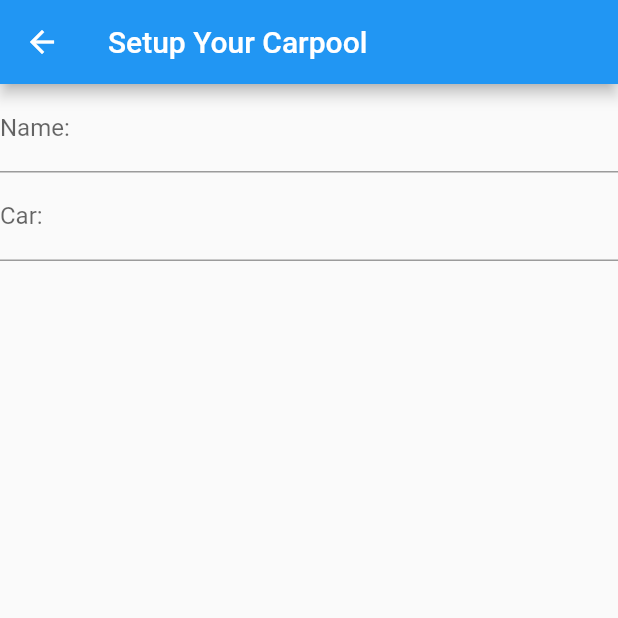
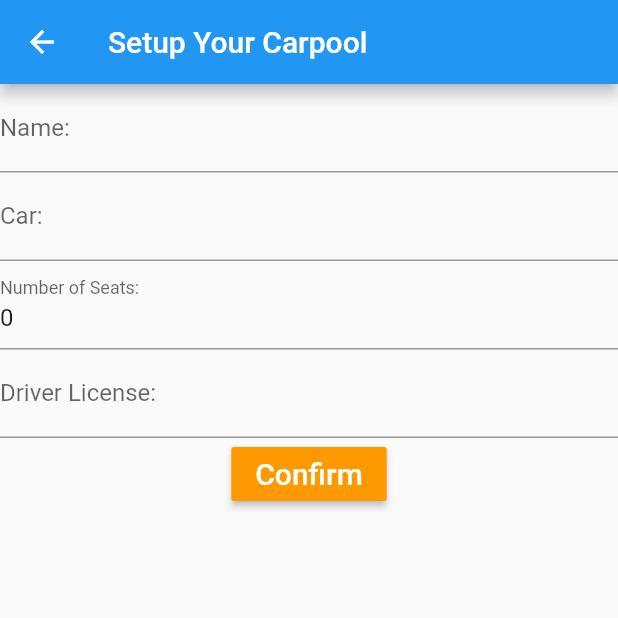
Before and after one commit to spiousjoseph/CSCI-4100, a Flutter app: the DriverSetup screen opened directly, on a phone screen of 412 x 824 dp, the top half of it. Run offline on Flutter 3.47's test engine with Material 2 defaults, Android fonts, the phone set to English and light mode, and no system bars; our stand-ins replace google_maps_flutter.

Commit message:
Updated Driver page and added Google Maps
Google maps to passenger

```diff
--- a/groupproject/lib/driversetup.dart
+++ b/groupproject/lib/driversetup.dart
@@ -21,14 +21,34 @@ class DriverSetup extends StatelessWidget{
                       hintText: 'Enter your Name',
                     ),
                   ),
-
                 TextField(
                     decoration: InputDecoration(
                       labelText: 'Car: ',
                       hintText: 'Enter your Car',
                     ),
                   ),
+                TextFormField(
+                  initialValue: '0',
+                  decoration: InputDecoration(
+                    labelText: 'Number of Seats: ',
+                    hintText: 'Enter your number of Seats',
+                  ),
+                ),
+                TextField(
+                  decoration: InputDecoration(
+                    labelText: 'Driver License: ',
+                    hintText: 'Enter your Driver License Information',
+                  ),
+                ),
 
+                RaisedButton(
+                  onPressed: () {
+
+                  },
+                  textColor: Colors.white,
+                  color: Color(0xFFFF9900),
+                  child: Text('Confirm', style: TextStyle(fontSize: 20),),
+                ),
               ],
             ),
 
```
Also changed, not shown: groupproject/lib/homepage.dart (+6 -2 lines), groupproject/lib/passengersetup.dart (added, +37 -0 lines).
